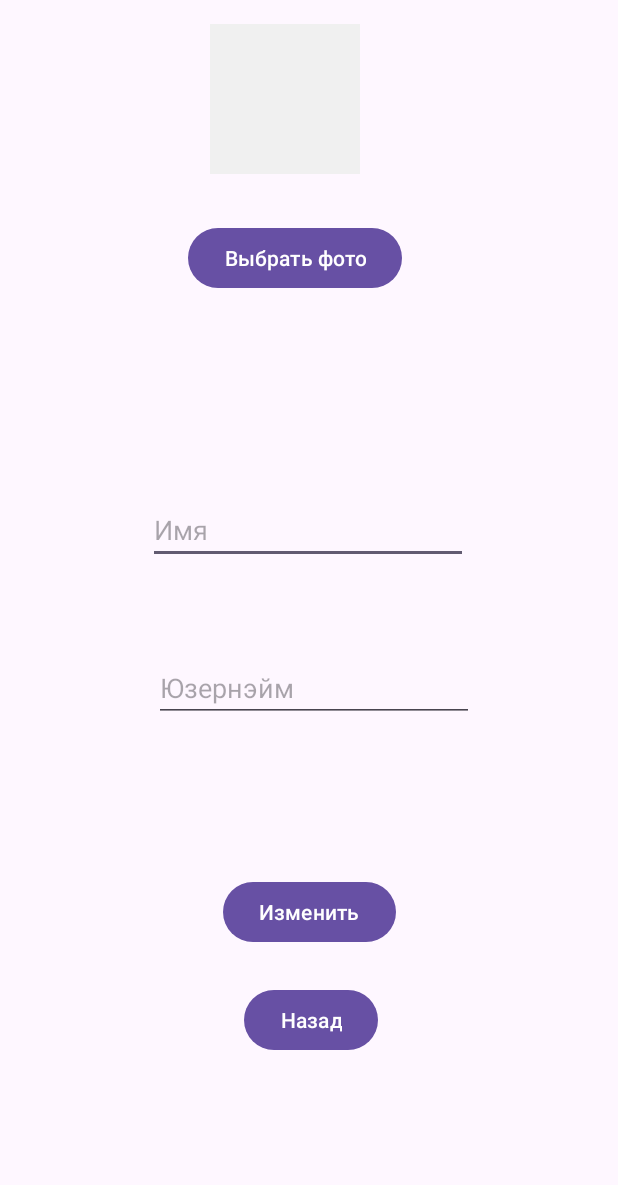
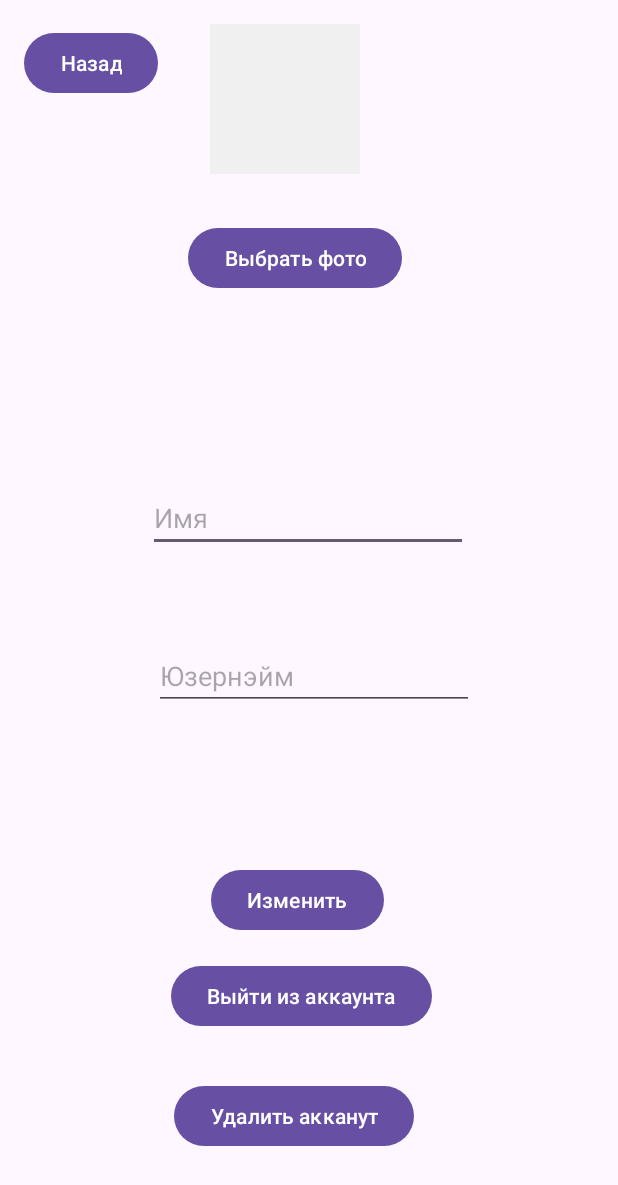
Before and after one commit to Dimkatf/Messanger, an Android app: the ChangeDataScreen screen opened directly, with no data from a screen before it, on a phone screen of 412 x 824 dp. Shown: the top 1185 px of the screen. Run offline under Robolectric (Android 15) with nearby library versions, the phone set to English and light mode, and no system bars; pictures from the network do not load.

Commit message:
Удаление аккаунта + выход из аккаунта правильно

```diff
--- a/app/src/main/java/com/example/messager/ApiService.java
+++ b/app/src/main/java/com/example/messager/ApiService.java
@@ -70,5 +70,8 @@ public interface ApiService {
 
     @PUT("api/update_message")
     Call<ResponseBody> updateMessage(@Body UpdateMessageRequest request);
+    @DELETE("api/delete_user")
+    Call<String> deleteUserById(@Query("userId") Long userId);
+
 
 }
--- a/app/src/main/java/com/example/messager/MessageAdapter.java
+++ b/app/src/main/java/com/example/messager/MessageAdapter.java
@@ -49,7 +49,7 @@ public class MessageAdapter extends RecyclerView.Adapter<MessageAdapter.MessageV
 
         holder.itemView.setOnLongClickListener(v -> {
             new AlertDialog.Builder(activity)
-                    .setItems(new String[]{"Изменить", "Удалить"}, (dialog, which) -> {
+                    .setItems(new String[]{"Изменить", "Удалить", "Закрепить", "Скопировать"}, (dialog, which) -> {
                         switch (which){
                             case 0:
                                 showEditDialog(message, position);
--- a/app/src/main/res/layout/change_datauser.xml
+++ b/app/src/main/res/layout/change_datauser.xml
@@ -36,8 +36,8 @@
         android:id="@+id/changeBtnInScreenChange"
         android:layout_width="wrap_content"
         android:layout_height="wrap_content"
-        android:layout_marginEnd="148dp"
-        android:layout_marginBottom="192dp"
+        android:layout_marginEnd="156dp"
+        android:layout_marginBottom="200dp"
         android:text="Изменить"
         app:layout_constraintBottom_toBottomOf="parent"
         app:layout_constraintEnd_toEndOf="parent" />
@@ -46,11 +46,13 @@
         android:id="@+id/exitByChangeScreen"
         android:layout_width="wrap_content"
         android:layout_height="wrap_content"
-        android:layout_marginEnd="160dp"
-        android:layout_marginBottom="120dp"
         android:text="Назад"
         app:layout_constraintBottom_toBottomOf="parent"
-        app:layout_constraintEnd_toEndOf="parent" />
+        app:layout_constraintEnd_toEndOf="parent"
+        app:layout_constraintHorizontal_bias="0.049"
+        app:layout_constraintStart_toStartOf="parent"
+        app:layout_constraintTop_toTopOf="parent"
+        app:layout_constraintVertical_bias="0.023" />
 
     <Button
         android:id="@+id/selectPhotoBtn"
@@ -73,4 +75,24 @@
         android:scaleType="centerCrop"
         app:layout_constraintEnd_toEndOf="parent"
         app:layout_constraintTop_toTopOf="parent" />
+
+    <Button
+        android:id="@+id/exitByAccount"
+        android:layout_width="wrap_content"
+        android:layout_height="wrap_content"
+        android:layout_marginEnd="124dp"
+        android:layout_marginBottom="136dp"
+        android:text="Выйти из аккаунта"
+        app:layout_constraintBottom_toBottomOf="parent"
+        app:layout_constraintEnd_toEndOf="parent" />
+
+    <Button
+        android:id="@+id/deleteAccount"
+        android:layout_width="wrap_content"
+        android:layout_height="wrap_content"
+        android:layout_marginEnd="136dp"
+        android:layout_marginBottom="56dp"
+        android:text="Удалить акканут"
+        app:layout_constraintBottom_toBottomOf="parent"
+        app:layout_constraintEnd_toEndOf="parent" />
 </androidx.constraintlayout.widget.ConstraintLayout>
```
Also changed, not shown: app/src/main/java/com/example/messager/ChangeDataScreen.java (+99 -6 lines), app/src/main/java/com/example/messager/MainScreen.java (+2 -20 lines), app/src/main/res/layout/main_screen.xml (+2 -13 lines), app/src/main/java/com/example/messager/Screen_registration.java (line endings or trailing spaces).
